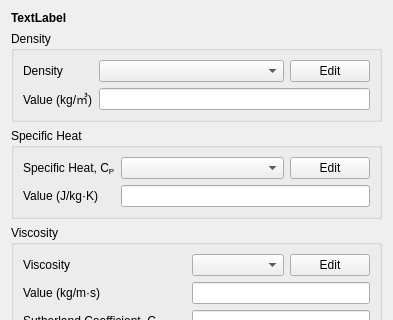
Above: view/setup/materials/material_dialog.ui from nextfoam/baram before the change; both pictures show x 0 to 393 and y 0 to 320 of the 393 by 666 pixel window. Below: the same form after it.
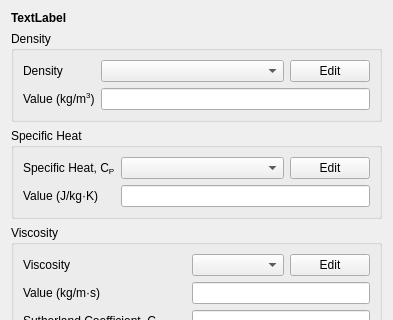
That is the form after the change.

The edit to the form file:
```diff
--- a/view/setup/materials/material_dialog.ui
+++ b/view/setup/materials/material_dialog.ui
@@ -83,7 +83,7 @@
       <item row="1" column="0">
        <widget class="QLabel" name="label_4">
         <property name="text">
-         <string>Value (kg/㎥)</string>
+         <string>Value (kg/m&lt;sup&gt;3&lt;/sup&gt;)</string>
         </property>
        </widget>
       </item>
```
